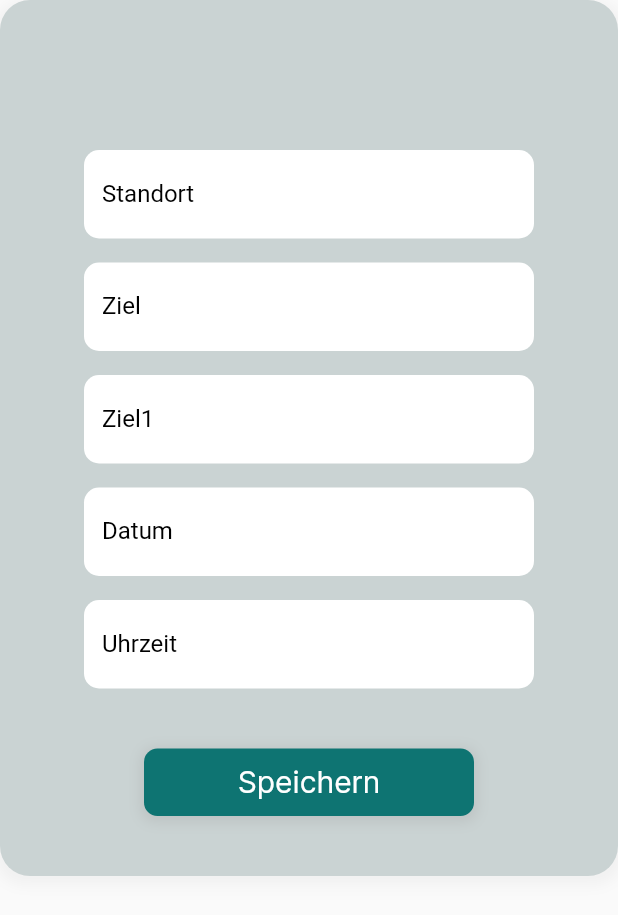
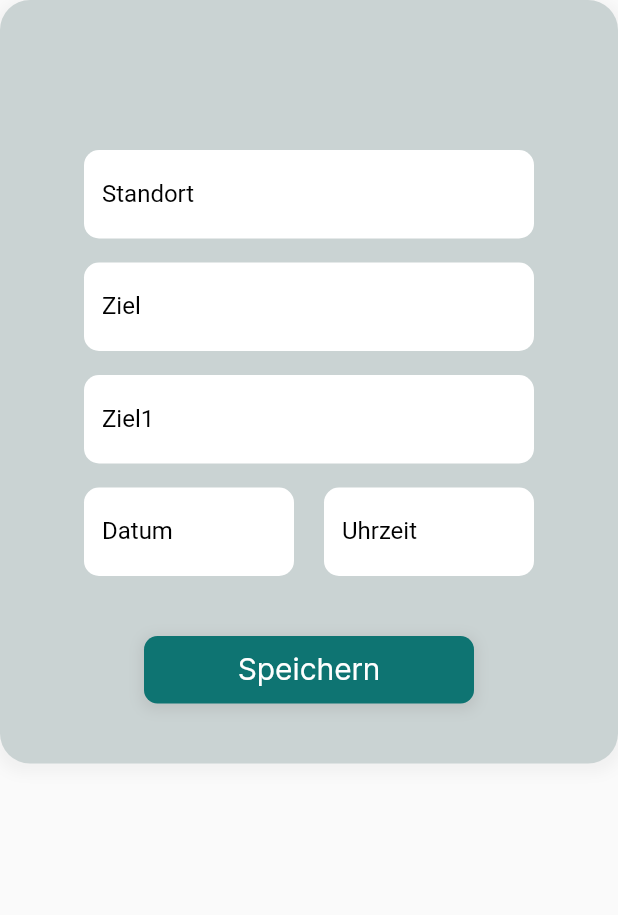
Before and after one commit to drmilde/carida_unigo_v0, a Flutter app: the HinzufuegenScreen screen opened directly, on a phone screen of 412 x 824 dp. Shown: the top 915 px of the screen. Run offline on Flutter 3.47's test engine with Material 2 defaults, Android fonts, the phone set to English and light mode, and no system bars; drawn by our look-alikes of flutter_form_builder; our stand-ins replace curved_navigation_bar, flutter_map, flutter_rating_bar, flutter_svg, form_builder_validators, get and 3 more; missing offline and left inert: string_similarity; accounts and stored records are empty.

Commit message:
Formular in Fahrt hinzufuegen (design) fertig

```diff
--- a/lib/sb/screens/hinzufuegen/hinzufuegen_screen.dart
+++ b/lib/sb/screens/hinzufuegen/hinzufuegen_screen.dart
@@ -105,6 +105,7 @@ class _HinzufuegenScreenState extends State<HinzufuegenScreen> {
       autovalidateMode: AutovalidateMode.disabled,
       skipDisabled: true,
       child: Column(
+        crossAxisAlignment: CrossAxisAlignment.center,
         children: <Widget>[
           CustomFormTextField(
             formKey: formKey,
@@ -124,16 +125,25 @@ class _HinzufuegenScreenState extends State<HinzufuegenScreen> {
             labelText: "Ziel1",
           ),
           const SizedBox(height: 16),
+          Container(
+            width: 300,
+            child: Row(
+              mainAxisAlignment: MainAxisAlignment.spaceBetween,
+              children: [
                 CustomFormTextField(
                   formKey: formKey,
+                  width: 140,
                   name: "datum",
                   labelText: "Datum",
                 ),
-          const SizedBox(height: 16),
                 CustomFormTextField(
                   formKey: formKey,
+                  width: 140,
                   name: "zeit",
                   labelText: "Uhrzeit",
+                ),
+              ],
+            ),
           ),
           SizedBox(height: 40),
           CustomFormSubmitButton(
--- a/lib/screens/widgets/forms/form_text_field.dart
+++ b/lib/screens/widgets/forms/form_text_field.dart
@@ -32,7 +32,7 @@ class CustomFormTextField extends StatelessWidget {
     required String value,
   }) {
     return Container(
-      width: 300,
+      width: width,
       child: FormBuilderTextField(
         autovalidateMode: AutovalidateMode.disabled,
         name: name,
```
Lines whose indentation alone changed are shown as unchanged.
